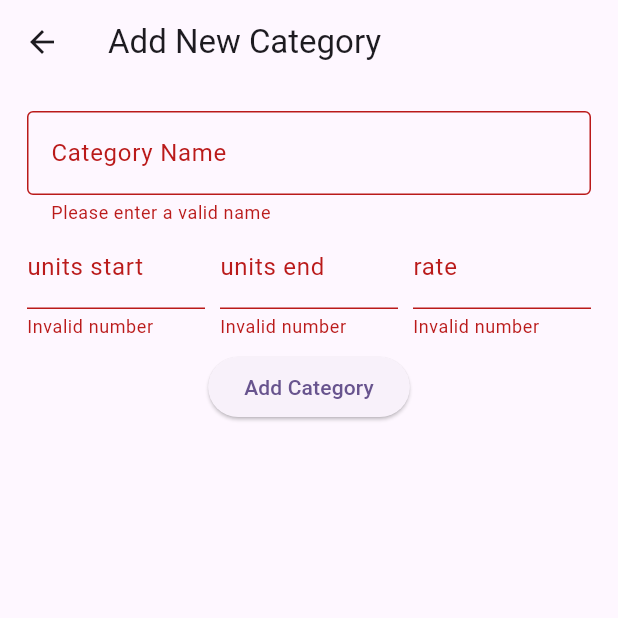
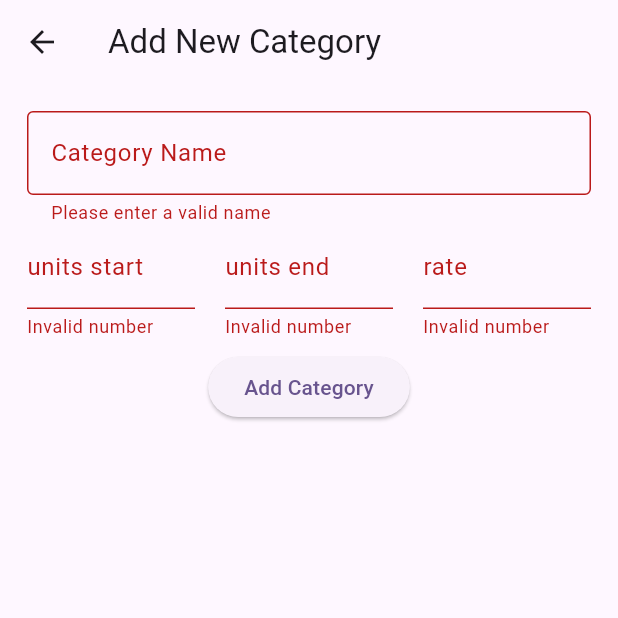
Before and after one commit to zaibugemi/bill_cal, a Flutter app: the AddCategoryForm screen opened directly, after a tap on "Add Category", on a phone screen of 412 x 824 dp, the top half of it. Run offline on Flutter 3.47's test engine with Material 2 defaults, Android fonts, the phone set to English and light mode, and no system bars.

```diff
--- a/lib/main.dart
+++ b/lib/main.dart
@@ -285,6 +285,10 @@ class AddCategoryFormState extends State<AddCategoryForm> {
   final _formKey = GlobalKey<FormState>();
   final rateCategories = <Rate>[];
 
+  final startUnitController = TextEditingController();
+  final endUnitController = TextEditingController();
+  final rateController = TextEditingController();
+
   @override
   Widget build(BuildContext context) {
     return Scaffold(
@@ -308,6 +312,7 @@ class AddCategoryFormState extends State<AddCategoryForm> {
                 Row(children: [
                   Expanded(
                     child: TextFormField(
+                      controller: startUnitController,
                       keyboardType: TextInputType.number,
                       decoration:
                           const InputDecoration(labelText: 'units start'),
@@ -330,10 +335,11 @@ class AddCategoryFormState extends State<AddCategoryForm> {
                     ),
                   ),
                   const SizedBox(
-                    width: 10.0,
+                    width: 20.0,
                   ),
                   Expanded(
                     child: TextFormField(
+                      controller: endUnitController,
                       keyboardType: TextInputType.number,
                       decoration: const InputDecoration(labelText: 'units end'),
                       validator: (value) {
@@ -353,10 +359,11 @@ class AddCategoryFormState extends State<AddCategoryForm> {
                     ),
                   ),
                   const SizedBox(
-                    width: 10.0,
+                    width: 20.0,
                   ),
                   Expanded(
                       child: TextFormField(
+                    controller: rateController,
                     keyboardType: TextInputType.number,
                     decoration: const InputDecoration(labelText: 'rate'),
                     validator: (value) {
```
